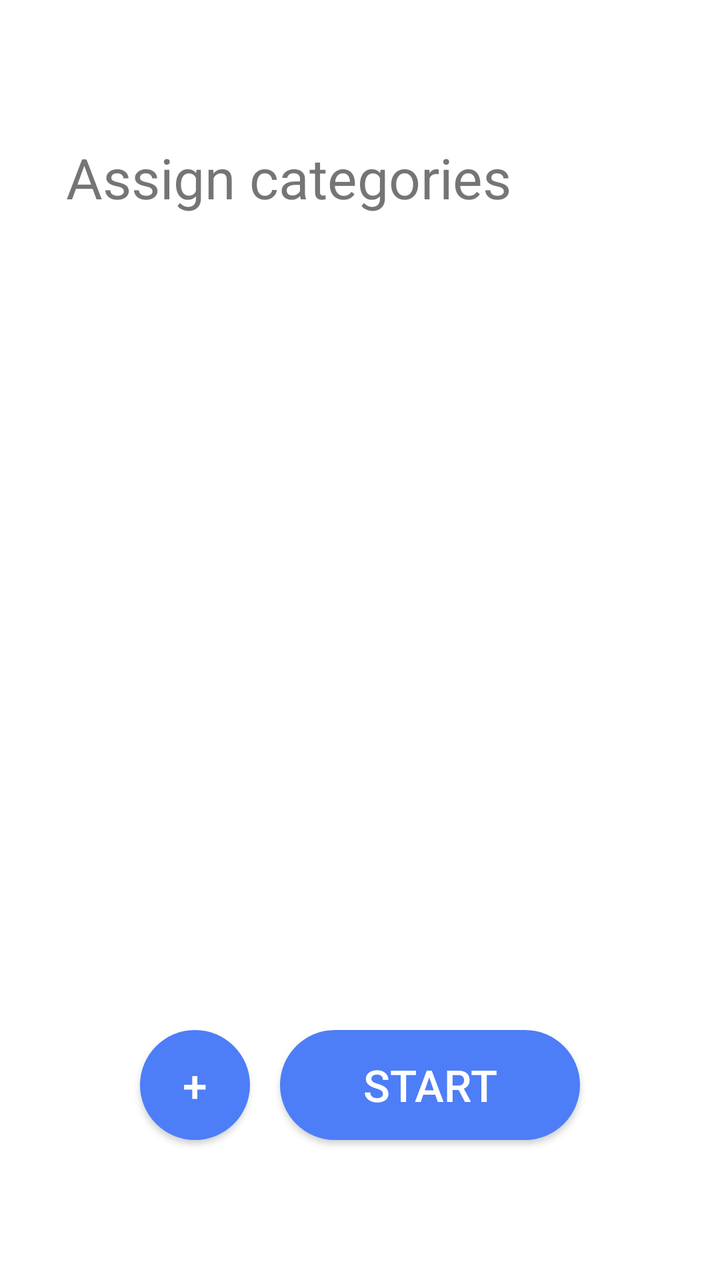
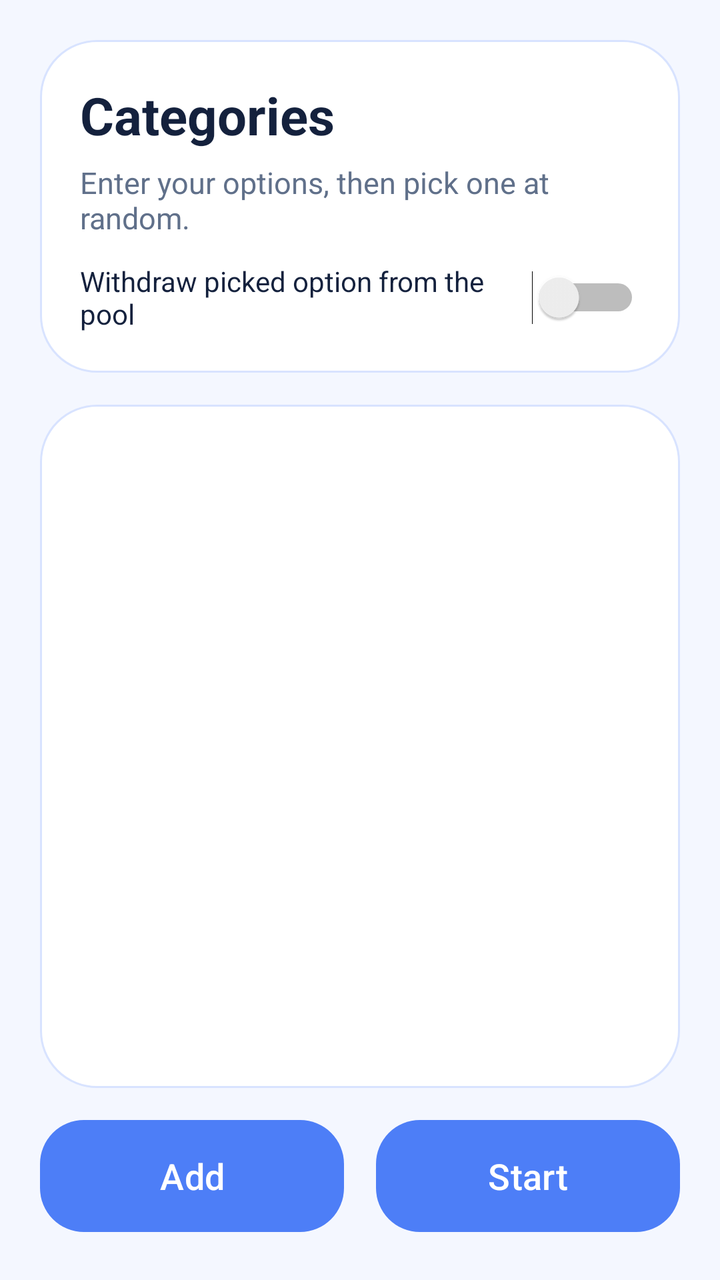

Two renders of the same Android screen: before a commit and after it. Below are the layout's source before the change and the commit's diff.
<!-- AndroidManifest.xml: application theme Theme.Randomizer -->
<!-- res/layout/activity_categories_setup.xml -->
<?xml version="1.0" encoding="utf-8"?>
<androidx.constraintlayout.widget.ConstraintLayout xmlns:android="http://schemas.android.com/apk/res/android"
    xmlns:app="http://schemas.android.com/apk/res-auto"
    xmlns:tools="http://schemas.android.com/tools"
    android:id="@+id/constraintLayout"
    android:layout_width="match_parent"
    android:layout_height="match_parent"
    android:background="#ffffff">


    <ScrollView
        android:id="@+id/categoriesScrollView"
        android:layout_width="0dp"
        android:layout_height="0dp"
        android:clipToPadding="true"
        app:layout_constraintBottom_toTopOf="@+id/start_button"
        app:layout_constraintEnd_toEndOf="parent"
        app:layout_constraintStart_toStartOf="parent"
        app:layout_constraintTop_toBottomOf="@+id/textView2">

        <LinearLayout
            android:id="@+id/element_list_layout"
            android:layout_width="match_parent"
            android:layout_height="wrap_content"
            android:layout_weight="0.9"
            android:animateLayoutChanges="false"
            android:orientation="vertical"
            android:paddingLeft="30sp"
            android:paddingTop="0sp"
            android:paddingRight="20sp"
            android:paddingBottom="0sp"
            android:scrollbars="vertical" />
    </ScrollView>


    <Button
        android:id="@+id/add_button"
        android:layout_width="55sp"
        android:layout_height="55sp"
        android:layout_marginStart="70dp"
        android:text="+"
        android:textColor="#ffffff"
        android:textSize="22sp"
        android:background="@drawable/button_selector"
        app:layout_constraintBottom_toBottomOf="@+id/start_button"
        app:layout_constraintStart_toStartOf="parent" />

    <Button
        android:id="@+id/start_button"
        android:layout_width="150sp"
        android:layout_height="55sp"
        android:layout_marginEnd="70dp"
        android:layout_marginBottom="70dp"
        android:text="Start"
        android:textColor="#ffffff"
        android:textSize="22sp"
        android:background="@drawable/button_selector"
        app:layout_constraintBottom_toBottomOf="parent"
        app:layout_constraintEnd_toEndOf="parent" />

    <TextView
        android:id="@+id/textView2"
        android:layout_width="wrap_content"
        android:layout_height="wrap_content"
        android:layout_marginStart="33dp"
        android:layout_marginTop="70dp"
        android:text="Assign categories"
        android:textSize="28sp"
        app:layout_constraintStart_toStartOf="parent"
        app:layout_constraintTop_toTopOf="parent" />

</androidx.constraintlayout.widget.ConstraintLayout>
<!-- resources referenced by this layout -->
<resources>
  <!-- drawable button_selector (drawable) -->
  <?xml version="1.0" encoding="utf-8"?>
  <selector xmlns:android="http://schemas.android.com/apk/res/android">
      <item android:drawable="@drawable/button_background_pressed" android:state_pressed="true" /> 
      <item android:drawable="@drawable/button_background_disabled" android:state_enabled="false" /> 
      <item android:drawable="@drawable/button_background_normal" /> 
  </selector>
  <style name="Theme.Randomizer" parent="Theme.AppCompat.Light.NoActionBar">
          <item name="android:statusBarColor">@color/white</item>
          <item name="android:windowLightStatusBar">true</item>
          <item name="android:navigationBarColor">@color/white</item>
      </style>
  <!-- drawable button_background_pressed (drawable) -->
  <?xml version="1.0" encoding="utf-8"?>
  <shape xmlns:android="http://schemas.android.com/apk/res/android">
      <solid android:color="#A8BEF6" /> 
      <corners android:radius="30dp" /> 
  </shape>
  <!-- drawable button_background_disabled (drawable) -->
  <?xml version="1.0" encoding="utf-8"?>
  <shape xmlns:android="http://schemas.android.com/apk/res/android">
      <solid android:color="#A8BEF6" /> 
      <corners android:radius="30dp" /> 
  </shape>
  <!-- drawable button_background_normal (drawable) -->
  <?xml version="1.0" encoding="utf-8"?>
  <shape xmlns:android="http://schemas.android.com/apk/res/android">
      <solid android:color="#4D7EF7" /> 
      <corners android:radius="30dp" /> 
  </shape>
  <color name="white">#FFFFFFFF</color>
</resources>

<!-- the commit's change to res/layout/activity_categories_setup.xml (unified diff, before → after) -->
@@ -2,71 +2,110 @@
 <androidx.constraintlayout.widget.ConstraintLayout xmlns:android="http://schemas.android.com/apk/res/android"
     xmlns:app="http://schemas.android.com/apk/res-auto"
     xmlns:tools="http://schemas.android.com/tools"
-    android:id="@+id/constraintLayout"
     android:layout_width="match_parent"
     android:layout_height="match_parent"
-    android:background="#ffffff">
+    android:background="@color/screen_background"
+    tools:context=".CategoriesSetupActivity">
 
+    <LinearLayout
+        android:id="@+id/header_card"
+        android:layout_width="0dp"
+        android:layout_height="wrap_content"
+        android:layout_marginStart="20dp"
+        android:layout_marginTop="20dp"
+        android:layout_marginEnd="20dp"
+        android:background="@drawable/panel_background"
+        android:orientation="vertical"
+        android:padding="20dp"
+        app:layout_constraintEnd_toEndOf="parent"
+        app:layout_constraintStart_toStartOf="parent"
+        app:layout_constraintTop_toTopOf="parent">
+
+        <TextView
+            android:id="@+id/textView2"
+            android:layout_width="wrap_content"
+            android:layout_height="wrap_content"
+            android:text="Categories"
+            android:textColor="@color/text_primary"
+            android:textSize="26sp"
+            android:textStyle="bold" />
+
+        <TextView
+            android:layout_width="wrap_content"
+            android:layout_height="wrap_content"
+            android:layout_marginTop="6dp"
+            android:text="Enter your options, then pick one at random."
+            android:textColor="@color/text_secondary"
+            android:textSize="15sp" />
+
+        <Switch
+            android:id="@+id/withdraw_switch"
+            android:layout_width="wrap_content"
+            android:layout_height="wrap_content"
+            android:layout_marginTop="12dp"
+            android:text="Withdraw picked option from the pool"
+            android:textColor="@color/text_primary" />
+    </LinearLayout>
 
     <ScrollView
         android:id="@+id/categoriesScrollView"
         android:layout_width="0dp"
         android:layout_height="0dp"
-        android:clipToPadding="true"
-        app:layout_constraintBottom_toTopOf="@+id/start_button"
+        android:layout_marginStart="20dp"
+        android:layout_marginTop="16dp"
+        android:layout_marginEnd="20dp"
+        android:layout_marginBottom="16dp"
+        android:background="@drawable/panel_background"
+        android:fillViewport="true"
+        app:layout_constraintBottom_toTopOf="@+id/footer_actions"
         app:layout_constraintEnd_toEndOf="parent"
         app:layout_constraintStart_toStartOf="parent"
-        app:layout_constraintTop_toBottomOf="@+id/textView2">
+        app:layout_constraintTop_toBottomOf="@+id/header_card">
 
         <LinearLayout
             android:id="@+id/element_list_layout"
             android:layout_width="match_parent"
             android:layout_height="wrap_content"
-            android:layout_weight="0.9"
-            android:animateLayoutChanges="false"
             android:orientation="vertical"
-            android:paddingLeft="30sp"
-            android:paddingTop="0sp"
-            android:paddingRight="20sp"
-            android:paddingBottom="0sp"
-            android:scrollbars="vertical" />
+            android:padding="20dp" />
     </ScrollView>
 
+    <LinearLayout
+        android:id="@+id/footer_actions"
+        android:layout_width="0dp"
+        android:layout_height="wrap_content"
+        android:layout_marginStart="20dp"
+        android:layout_marginEnd="20dp"
+        android:layout_marginBottom="24dp"
+        android:gravity="center"
+        android:orientation="horizontal"
+        app:layout_constraintBottom_toBottomOf="parent"
+        app:layout_constraintEnd_toEndOf="parent"
+        app:layout_constraintStart_toStartOf="parent">
 
-    <Button
-        android:id="@+id/add_button"
-        android:layout_width="55sp"
-        android:layout_height="55sp"
-        android:layout_marginStart="70dp"
-        android:text="+"
-        android:textColor="#ffffff"
-        android:textSize="22sp"
-        android:background="@drawable/button_selector"
-        app:layout_constraintBottom_toBottomOf="@+id/start_button"
-        app:layout_constraintStart_toStartOf="parent" />
+        <Button
+            android:id="@+id/add_button"
+            android:layout_width="0dp"
+            android:layout_height="56dp"
+            android:layout_marginEnd="8dp"
+            android:layout_weight="1"
+            android:background="@drawable/button_selector"
+            android:text="Add"
+            android:textAllCaps="false"
+            android:textColor="@color/button_text"
+            android:textSize="18sp" />
 
-    <Button
-        android:id="@+id/start_button"
-        android:layout_width="150sp"
-        android:layout_height="55sp"
-        android:layout_marginEnd="70dp"
-        android:layout_marginBottom="70dp"
-        android:text="Start"
-        android:textColor="#ffffff"
-        android:textSize="22sp"
-        android:background="@drawable/button_selector"
-        app:layout_constraintBottom_toBottomOf="parent"
-        app:layout_constraintEnd_toEndOf="parent" />
-
-    <TextView
-        android:id="@+id/textView2"
-        android:layout_width="wrap_content"
-        android:layout_height="wrap_content"
-        android:layout_marginStart="33dp"
-        android:layout_marginTop="70dp"
-        android:text="Assign categories"
-        android:textSize="28sp"
-        app:layout_constraintStart_toStartOf="parent"
-        app:layout_constraintTop_toTopOf="parent" />
+        <Button
+            android:id="@+id/start_button"
+            android:layout_width="0dp"
+            android:layout_height="56dp"
+            android:layout_marginStart="8dp"
+            android:layout_weight="1"
+            android:background="@drawable/button_selector"
+            android:text="Start"
+            android:textAllCaps="false"
+            android:textColor="@color/button_text"
+            android:textSize="18sp" />
+    </LinearLayout>
 
 </androidx.constraintlayout.widget.ConstraintLayout>
<!-- resource entries referenced after the edit -->
@@ -1,5 +1,9 @@
 <!-- resources referenced by this layout -->
 <resources>
+  <color name="button_text">#FFFFFFFF</color>
+  <color name="screen_background">#F4F7FF</color>
+  <color name="text_primary">#FF14213D</color>
+  <color name="text_secondary">#FF60708A</color>
   <!-- drawable button_selector (drawable) -->
   <?xml version="1.0" encoding="utf-8"?>
   <selector xmlns:android="http://schemas.android.com/apk/res/android">
@@ -7,29 +11,42 @@
       <item android:drawable="@drawable/button_background_disabled" android:state_enabled="false" /> 
       <item android:drawable="@drawable/button_background_normal" /> 
   </selector>
-  <style name="Theme.Randomizer" parent="Theme.AppCompat.Light.NoActionBar">
-          <item name="android:statusBarColor">@color/white</item>
-          <item name="android:windowLightStatusBar">true</item>
-          <item name="android:navigationBarColor">@color/white</item>
+  <!-- drawable panel_background (drawable) -->
+  <?xml version="1.0" encoding="utf-8"?>
+  <shape xmlns:android="http://schemas.android.com/apk/res/android">
+      <solid android:color="@color/surface_background" />
+      <stroke android:width="1dp" android:color="@color/surface_stroke" />
+      <corners android:radius="28dp" />
+  </shape>
+  <style name="Theme.Randomizer" parent="Theme.Material3.DayNight.NoActionBar">
+          <item name="colorPrimary">@color/accent</item>
+          <item name="colorSecondary">@color/accent</item>
+          <item name="android:statusBarColor">@android:color/transparent</item>
+          <item name="android:navigationBarColor">@color/screen_background</item>
+          <item name="android:windowBackground">@color/screen_background</item>
       </style>
   <!-- drawable button_background_pressed (drawable) -->
   <?xml version="1.0" encoding="utf-8"?>
   <shape xmlns:android="http://schemas.android.com/apk/res/android">
-      <solid android:color="#A8BEF6" /> 
-      <corners android:radius="30dp" /> 
+      <solid android:color="@color/accent_pressed" />
+      <corners android:radius="22dp" />
   </shape>
   <!-- drawable button_background_disabled (drawable) -->
   <?xml version="1.0" encoding="utf-8"?>
   <shape xmlns:android="http://schemas.android.com/apk/res/android">
-      <solid android:color="#A8BEF6" /> 
-      <corners android:radius="30dp" /> 
+      <solid android:color="@color/accent_disabled" />
+      <corners android:radius="22dp" />
   </shape>
   <!-- drawable button_background_normal (drawable) -->
   <?xml version="1.0" encoding="utf-8"?>
   <shape xmlns:android="http://schemas.android.com/apk/res/android">
-      <solid android:color="#4D7EF7" /> 
-      <corners android:radius="30dp" /> 
+      <solid android:color="@color/accent" />
+      <corners android:radius="22dp" />
   </shape>
-  <color name="white">#FFFFFFFF</color>
+  <color name="surface_background">#FFFFFFFF</color>
+  <color name="surface_stroke">#D8E3FF</color>
+  <color name="accent">#4D7EF7</color>
+  <color name="accent_pressed">#3D68D7</color>
+  <color name="accent_disabled">#A8BEF6</color>
 </resources>
 
